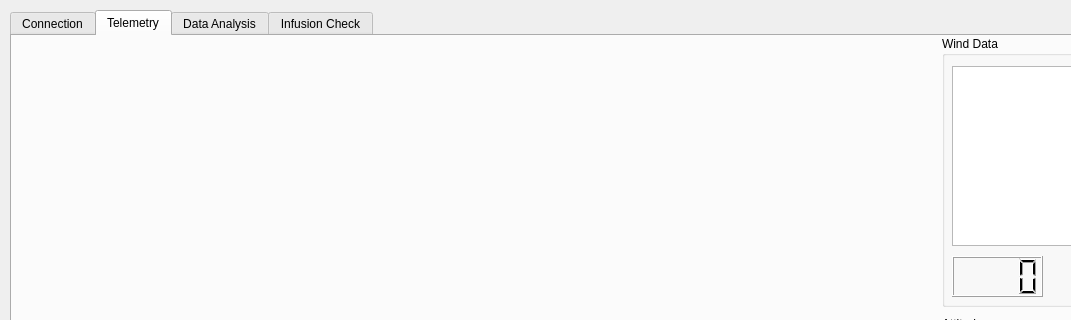
The window that gui/MainGui.ui (mastraa/amphi_v30) describes before a commit, drawn with Qt 5; both pictures show x 0 to 1071 and y 0 to 320 of the 1266 by 751 pixel window.
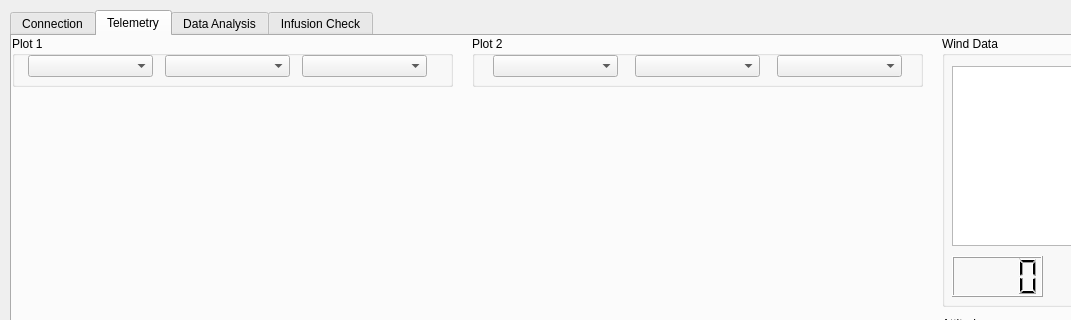
The same window after the commit. The open tabs and pages were chosen to show the change.

```diff
--- a/gui/MainGui.ui
+++ b/gui/MainGui.ui
@@ -267,9 +267,9 @@
       <property name="geometry">
        <rect>
         <x>9</x>
-        <y>9</y>
+        <y>59</y>
         <width>911</width>
-        <height>681</height>
+        <height>631</height>
        </rect>
       </property>
       <layout class="QVBoxLayout" name="telPlotLayout"/>
@@ -440,6 +440,152 @@
        </property>
       </widget>
      </widget>
+     <widget class="QGroupBox" name="groupBox_3">
+      <property name="geometry">
+       <rect>
+        <x>0</x>
+        <y>0</y>
+        <width>441</width>
+        <height>51</height>
+       </rect>
+      </property>
+      <property name="title">
+       <string>Plot 1</string>
+      </property>
+      <widget class="QWidget" name="horizontalLayoutWidget_3">
+       <property name="geometry">
+        <rect>
+         <x>10</x>
+         <y>10</y>
+         <width>411</width>
+         <height>41</height>
+        </rect>
+       </property>
+       <layout class="QHBoxLayout" name="horizontalLayout_3">
+        <item>
+         <widget class="QComboBox" name="plotSet11">
+          <property name="minimumSize">
+           <size>
+            <width>125</width>
+            <height>0</height>
+           </size>
+          </property>
+          <property name="maximumSize">
+           <size>
+            <width>125</width>
+            <height>16777215</height>
+           </size>
+          </property>
+         </widget>
+        </item>
+        <item>
+         <widget class="QComboBox" name="plotSet12">
+          <property name="minimumSize">
+           <size>
+            <width>125</width>
+            <height>0</height>
+           </size>
+          </property>
+          <property name="maximumSize">
+           <size>
+            <width>125</width>
+            <height>16777215</height>
+           </size>
+          </property>
+         </widget>
+        </item>
+        <item>
+         <widget class="QComboBox" name="plotSet13">
+          <property name="minimumSize">
+           <size>
+            <width>125</width>
+            <height>0</height>
+           </size>
+          </property>
+          <property name="maximumSize">
+           <size>
+            <width>125</width>
+            <height>16777215</height>
+           </size>
+          </property>
+         </widget>
+        </item>
+       </layout>
+      </widget>
+     </widget>
+     <widget class="QGroupBox" name="groupBox_4">
+      <property name="geometry">
+       <rect>
+        <x>460</x>
+        <y>0</y>
+        <width>451</width>
+        <height>51</height>
+       </rect>
+      </property>
+      <property name="title">
+       <string>Plot 2</string>
+      </property>
+      <widget class="QWidget" name="horizontalLayoutWidget_4">
+       <property name="geometry">
+        <rect>
+         <x>10</x>
+         <y>10</y>
+         <width>431</width>
+         <height>41</height>
+        </rect>
+       </property>
+       <layout class="QHBoxLayout" name="horizontalLayout_4">
+        <item>
+         <widget class="QComboBox" name="plotSet21">
+          <property name="minimumSize">
+           <size>
+            <width>125</width>
+            <height>0</height>
+           </size>
+          </property>
+          <property name="maximumSize">
+           <size>
+            <width>125</width>
+            <height>16777215</height>
+           </size>
+          </property>
+         </widget>
+        </item>
+        <item>
+         <widget class="QComboBox" name="plotSet22">
+          <property name="minimumSize">
+           <size>
+            <width>125</width>
+            <height>0</height>
+           </size>
+          </property>
+          <property name="maximumSize">
+           <size>
+            <width>125</width>
+            <height>16777215</height>
+           </size>
+          </property>
+         </widget>
+        </item>
+        <item>
+         <widget class="QComboBox" name="plotSet23">
+          <property name="minimumSize">
+           <size>
+            <width>125</width>
+            <height>0</height>
+           </size>
+          </property>
+          <property name="maximumSize">
+           <size>
+            <width>125</width>
+            <height>16777215</height>
+           </size>
+          </property>
+         </widget>
+        </item>
+       </layout>
+      </widget>
+     </widget>
     </widget>
     <widget class="QWidget" name="tab_3">
      <attribute name="title">
```
Left out of the diff: 61 changed lines with no effect on the pictures.
